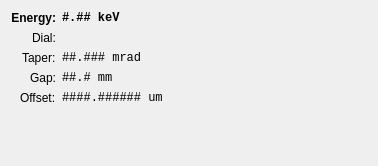
Above: src/firefly/devices/undulator.ui from spc-group/haven before the change. Below: the same form after it.
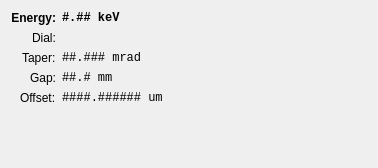
That is the form after the change. Icons and pictures are not drawn. Custom widgets are drawn as their Qt base class.

Commit message: Added an Undulator window for Firefly.

Diff of the .ui file:
```diff
--- a/src/firefly/devices/undulator.ui
+++ b/src/firefly/devices/undulator.ui
@@ -7,7 +7,7 @@
     <x>0</x>
     <y>0</y>
     <width>378</width>
-    <height>166</height>
+    <height>168</height>
    </rect>
   </property>
   <property name="windowTitle">
```
Left out of the diff: 11 changed lines with no effect on the pictures. The commit also changes 4 other files.
